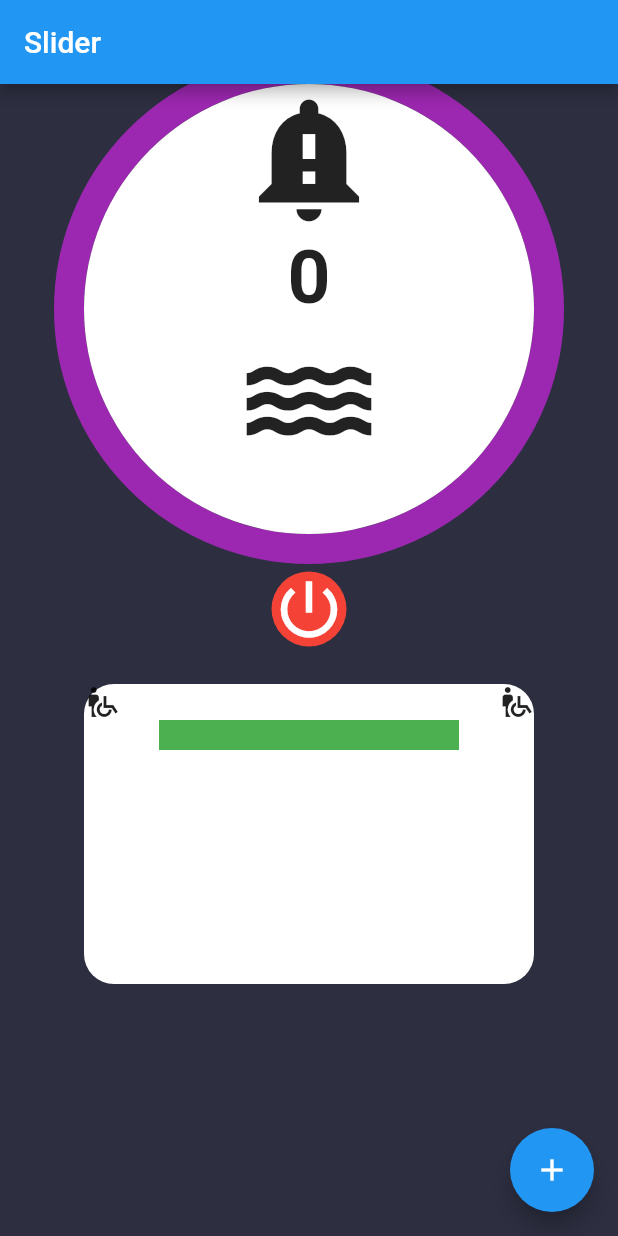
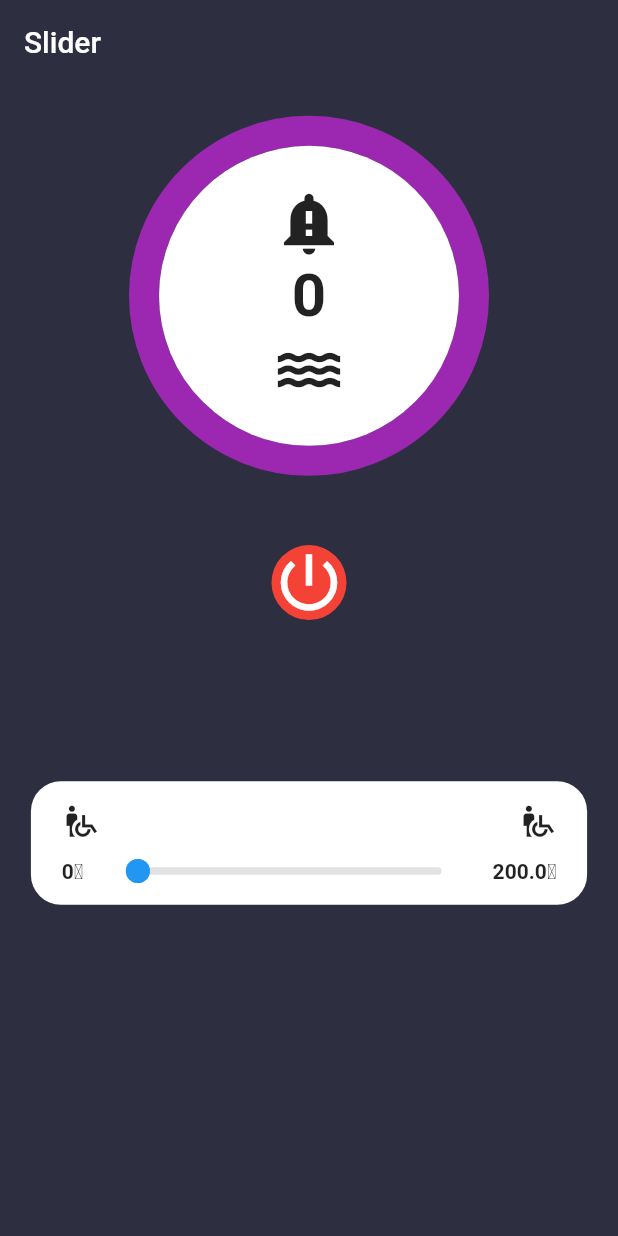
Before and after one commit to oyewalekehinde/custom_paint_repo, a Flutter app: the first screen one second after launch, on a phone screen of 412 x 824 dp. Run offline on Flutter 3.47's test engine with Material 2 defaults, Android fonts, the phone set to English and light mode, and no system bars.

Commit message:
canva_slider

```diff
--- a/lib/custom_paint/slider.dart
+++ b/lib/custom_paint/slider.dart
@@ -11,51 +11,63 @@ class SliderCustomWidget extends StatefulWidget {
 }
 
 class _SliderCustomWidgetState extends State<SliderCustomWidget> {
-  int _value = 0;
+  double _controller = 0.0;
+  double range = 200;
+  int interval = 10;
 
   @override
-  void initState() {
-    super.initState();
-
+  Widget build(BuildContext context) {
+    var size = MediaQuery.of(context).size;
+    return Column(
+      children: [
+        SizedBox(
+          height: size.height * 0.05,
+        ),
+        Container(
+          height: 200,
+          width: 200,
+          child: CustomPaint(
+            child: Container(
+              child: Center(
+                child: Column(
+                  mainAxisAlignment: MainAxisAlignment.center,
+                  children: [
+                    Icon(Icons.notification_important, size: 50),
+                    Text(
+                      '${_controller.roundToDouble().toInt()}',
+                      style:
+                          TextStyle(fontSize: 40, fontWeight: FontWeight.w700),
+                    ),
+                    Icon(Icons.water_sharp, size: 50),
+                  ],
+                ),
+              ),
+            ),
+            painter: SliderCustomPaint(
+              value: _controller * (360 / range),
+            ),
+          ),
+        ),
+        SizedBox(
+          height: size.height * 0.05,
+        ),
+        GestureDetector(
+          onTap: () {
             Timer.periodic(Duration(seconds: 1), (Timer timer) {
-      if (_value < 360) {
+              if (_controller < range) {
                 setState(() {
-          _value += 1;
+                  _controller += interval;
+                  if (_controller > range) {
+                    _controller = range;
+                    timer.cancel();
+                  }
                 });
               } else {
                 timer.cancel();
               }
             });
-    // }
-  }
-
-  @override
-  Widget build(BuildContext context) {
-    return Column(
-      children: [
-        CustomPaint(
+          },
           child: Container(
-            // color: Colors.red,
-            height: 300,
-            width: 300,
-            child: Center(
-              child: Column(
-                children: [
-                  Icon(Icons.notification_important, size: 100),
-                  Text(
-                    '$_value',
-                    style: TextStyle(fontSize: 50, fontWeight: FontWeight.w700),
-                  ),
-                  Icon(Icons.water_sharp, size: 100),
-                ],
-              ),
-            ),
-          ),
-          painter: SliderCustomPaint(
-            value: _value,
-          ),
-        ),
-        Container(
             height: 100,
             decoration: BoxDecoration(
               shape: BoxShape.circle,
@@ -67,37 +79,72 @@ class _SliderCustomWidgetState extends State<SliderCustomWidget> {
               color: Colors.white,
             ),
           ),
+        ),
+        SizedBox(
+          height: size.height * 0.1,
+        ),
         Container(
-          height: 200,
-          width: 300,
+          height: size.height * 0.1,
+          width: double.infinity,
+          padding: EdgeInsets.symmetric(
+              horizontal: size.width * 0.05, vertical: size.height * 0.01),
+          margin: EdgeInsets.symmetric(horizontal: size.width * 0.05),
           decoration: BoxDecoration(
             color: Colors.white,
             borderRadius: BorderRadius.circular(20),
           ),
           child: Column(
+            mainAxisAlignment: MainAxisAlignment.spaceAround,
             children: [
               Row(
                 mainAxisAlignment: MainAxisAlignment.spaceBetween,
                 children: [
-                  Icon(Icons.wheelchair_pickup),
-                  Icon(Icons.wheelchair_pickup)
-                ],
+                  Icon(
+                    Icons.wheelchair_pickup,
+                    size: 25,
                   ),
-              GestureDetector(
-                onPanStart: (details) => print('pan start'),
-                onPanEnd: (details) => print('pan end'),
-                onPanUpdate: (details) => print(details.localPosition.dx),
-
-                // onHorizontalDragStart: (details) => print(details),
-                child: Container(
-                  height: 20,
-                  width: 200,
-                  color: Colors.green,
-                ),
+                  Icon(
+                    Icons.wheelchair_pickup,
+                    size: 25,
                   )
                 ],
               ),
+              Row(
+                mainAxisAlignment: MainAxisAlignment.spaceBetween,
+                crossAxisAlignment: CrossAxisAlignment.center,
+                children: [
+                  Text(
+                    "0℃",
+                    style: TextStyle(fontSize: 14, fontWeight: FontWeight.w600),
+                  ),
+                  GestureDetector(
+                    onPanUpdate: (details) {
+                      if ((details.localPosition.dx >= 0 &&
+                              details.localPosition.dx <= 200) &&
+                          !details.localPosition.dx.isNegative) {
+                        setState(() {
+                          _controller =
+                              details.localPosition.dx * (range / 200);
+                        });
+                      }
+                    },
+                    child: Container(
+                      height: 5,
+                      width: 200,
+                      child: CustomPaint(
+                          painter: LinearSlider(
+                              directionX: _controller * (200 / range))),
+                    ),
+                  ),
+                  Text(
+                    "$range℃",
+                    style: TextStyle(fontSize: 14, fontWeight: FontWeight.w600),
                   )
+                ],
+              )
+            ],
+          ),
+        ),
       ],
     );
   }
@@ -136,3 +183,51 @@ class SliderCustomPaint extends CustomPainter {
   @override
   bool shouldRepaint(covariant CustomPainter oldDelegate) => true;
 }
+
+class LinearSlider extends CustomPainter {
+  double directionX;
+  LinearSlider({
+    required this.directionX,
+  });
+  @override
+  void paint(Canvas canvas, Size size) {
+    var startX = 0.0;
+    var startY = size.height;
+    var centerY = size.height / 2;
+    var circleOffset = Offset(directionX, centerY);
+
+    var endX = size.width;
+    var linePaint = Paint()
+      ..strokeWidth = startY
+      ..color = Colors.grey.withOpacity(0.3)
+      ..style = PaintingStyle.stroke
+      ..strokeCap = StrokeCap.round;
+    var cicrlePaint = Paint()
+      ..style = PaintingStyle.fill
+      ..strokeWidth = 4
+      ..color = Colors.blue
+      ..strokeCap = StrokeCap.round;
+
+    canvas.drawLine(Offset(startX, centerY), Offset(endX, centerY), linePaint);
+    if (directionX >= 0.0 && directionX <= size.width) {
+      canvas.drawLine(
+          Offset(startX, centerY), Offset(directionX, centerY), cicrlePaint);
+      canvas.drawCircle(circleOffset, 8, cicrlePaint);
+    }
+    if (directionX <= 0.0) {
+      canvas.drawLine(Offset(startX, centerY), Offset(0, centerY), cicrlePaint);
+
+      canvas.drawCircle(Offset(0, centerY), 8, cicrlePaint);
+    }
+    if (directionX >= size.width) {
+      canvas.drawLine(
+          Offset(startX, centerY), Offset(size.width, centerY), cicrlePaint);
+      canvas.drawCircle(Offset(size.width, centerY), 8, cicrlePaint);
+    }
+  }
+
+  @override
+  bool shouldRepaint(covariant CustomPainter oldDelegate) {
+    return true;
+  }
+}
--- a/lib/main.dart
+++ b/lib/main.dart
@@ -43,6 +43,8 @@ class _MyHomePageState extends State<MyHomePage> {
   Widget build(BuildContext context) {
     return Scaffold(
       appBar: AppBar(
+        elevation: 0,
+        backgroundColor: Color(0xFF2D2F41),
         title: Text(widget.title),
       ),
       body: Container(
@@ -52,11 +54,11 @@ class _MyHomePageState extends State<MyHomePage> {
           child: SliderCustomWidget(),
         ),
       ),
-      floatingActionButton: FloatingActionButton(
-        onPressed: _incrementCounter,
-        tooltip: 'Increment',
-        child: Icon(Icons.add),
-      ),
+      // floatingActionButton: FloatingActionButton(
+      //   onPressed: _incrementCounter,
+      //   tooltip: 'Increment',
+      //   child: Icon(Icons.add),
+      // ),
     );
   }
 }
```
Lines whose indentation alone changed are shown as unchanged.
